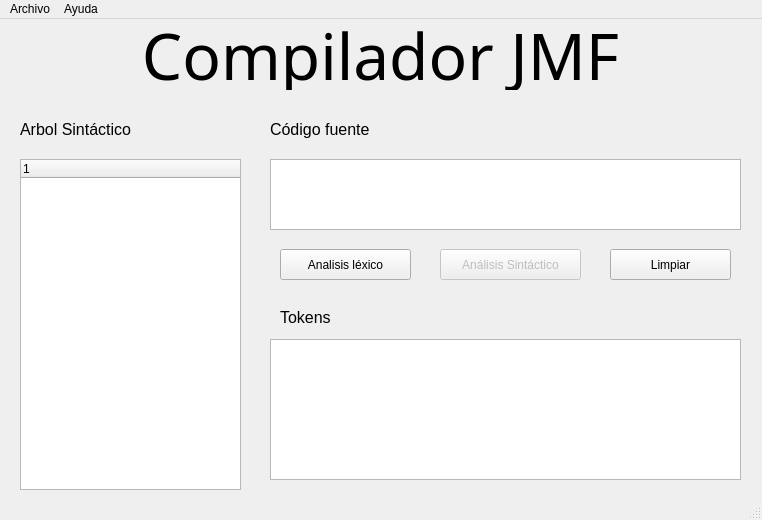
Before: the Qt Designer form interfaz/interfazQT.ui in LFTPadilla/compilador, drawn with Qt 5.
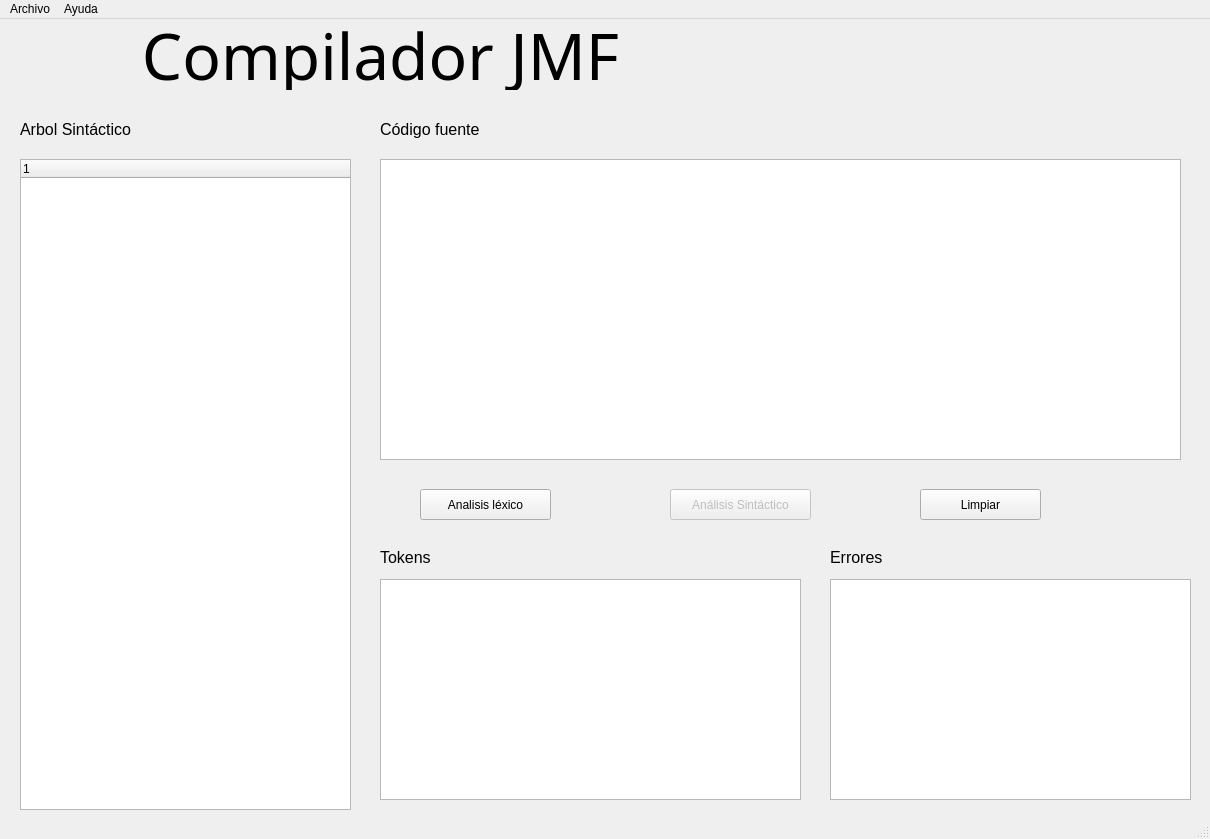
After: the same form once the commit is applied.

Commit message:
Mejora interfaz
Se agrego la lista de erres y se modifico el tipo de letra de los demás contenedores.

```diff
--- a/interfaz/interfazQT.ui
+++ b/interfaz/interfazQT.ui
@@ -9,8 +9,8 @@
    <rect>
     <x>0</x>
     <y>0</y>
-    <width>762</width>
-    <height>520</height>
+    <width>1210</width>
+    <height>839</height>
    </rect>
   </property>
   <property name="windowTitle">
@@ -26,8 +26,8 @@
     </property>
     <property name="geometry">
      <rect>
-      <x>280</x>
-      <y>230</y>
+      <x>420</x>
+      <y>470</y>
       <width>131</width>
       <height>31</height>
      </rect>
@@ -39,20 +39,25 @@
    <widget class="QPlainTextEdit" name="txtCodigo">
     <property name="geometry">
      <rect>
-      <x>270</x>
+      <x>380</x>
       <y>140</y>
-      <width>471</width>
-      <height>71</height>
+      <width>801</width>
+      <height>301</height>
      </rect>
     </property>
+    <property name="font">
+     <font>
+      <pointsize>12</pointsize>
+     </font>
+    </property>
    </widget>
    <widget class="QListWidget" name="listViewTokens">
     <property name="geometry">
      <rect>
-      <x>270</x>
-      <y>320</y>
-      <width>471</width>
-      <height>141</height>
+      <x>380</x>
+      <y>560</y>
+      <width>421</width>
+      <height>221</height>
      </rect>
     </property>
    </widget>
@@ -61,8 +66,8 @@
      <rect>
       <x>20</x>
       <y>140</y>
-      <width>221</width>
-      <height>331</height>
+      <width>331</width>
+      <height>651</height>
      </rect>
     </property>
     <column>
@@ -74,8 +79,8 @@
    <widget class="QLabel" name="label">
     <property name="geometry">
      <rect>
-      <x>280</x>
-      <y>290</y>
+      <x>380</x>
+      <y>530</y>
       <width>71</width>
       <height>16</height>
      </rect>
@@ -92,7 +97,7 @@
    <widget class="QLabel" name="label_2">
     <property name="geometry">
      <rect>
-      <x>270</x>
+      <x>380</x>
       <y>100</y>
       <width>111</width>
       <height>21</height>
@@ -160,8 +165,8 @@
     </property>
     <property name="geometry">
      <rect>
-      <x>440</x>
-      <y>230</y>
+      <x>670</x>
+      <y>470</y>
       <width>141</width>
       <height>31</height>
      </rect>
@@ -176,8 +181,8 @@
    <widget class="QPushButton" name="btnLimpiar">
     <property name="geometry">
      <rect>
-      <x>610</x>
-      <y>230</y>
+      <x>920</x>
+      <y>470</y>
       <width>121</width>
       <height>31</height>
      </rect>
@@ -186,13 +191,41 @@
      <string>Limpiar</string>
     </property>
    </widget>
+   <widget class="QListWidget" name="listViewErrores">
+    <property name="geometry">
+     <rect>
+      <x>830</x>
+      <y>560</y>
+      <width>361</width>
+      <height>221</height>
+     </rect>
+    </property>
+   </widget>
+   <widget class="QLabel" name="label_5">
+    <property name="geometry">
+     <rect>
+      <x>830</x>
+      <y>530</y>
+      <width>101</width>
+      <height>16</height>
+     </rect>
+    </property>
+    <property name="font">
+     <font>
+      <pointsize>12</pointsize>
+     </font>
+    </property>
+    <property name="text">
+     <string>Errores</string>
+    </property>
+   </widget>
   </widget>
   <widget class="QMenuBar" name="menubar">
    <property name="geometry">
     <rect>
      <x>0</x>
      <y>0</y>
-     <width>762</width>
+     <width>1210</width>
      <height>21</height>
     </rect>
    </property>
```
The commit also changes 2 other files.
